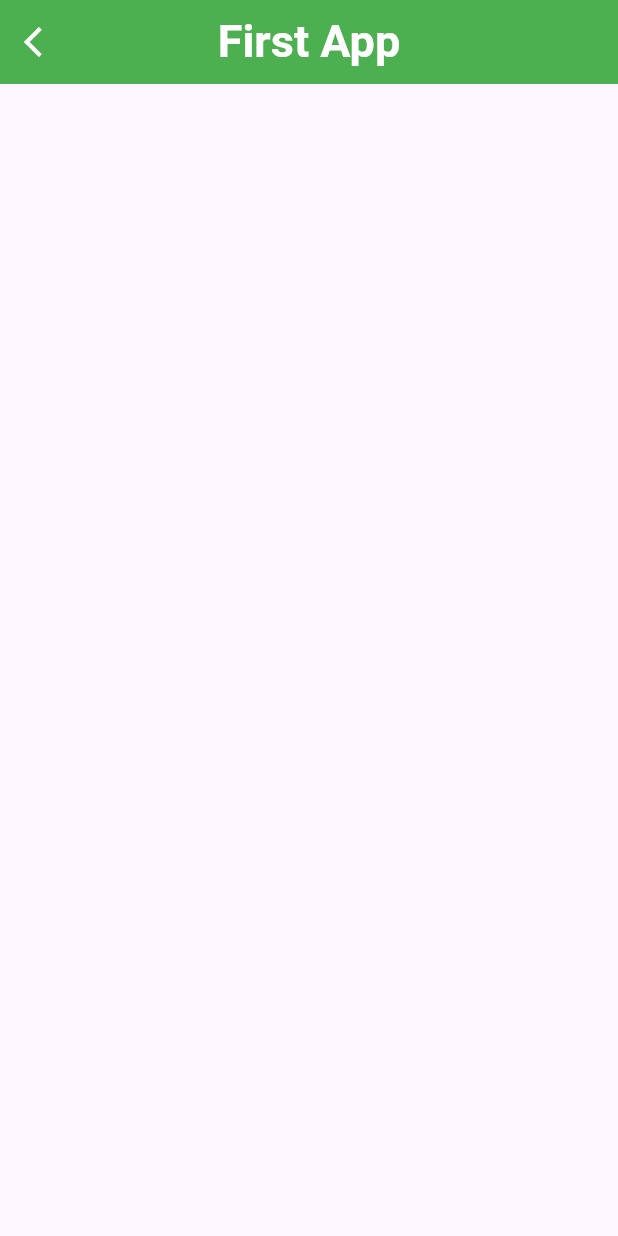
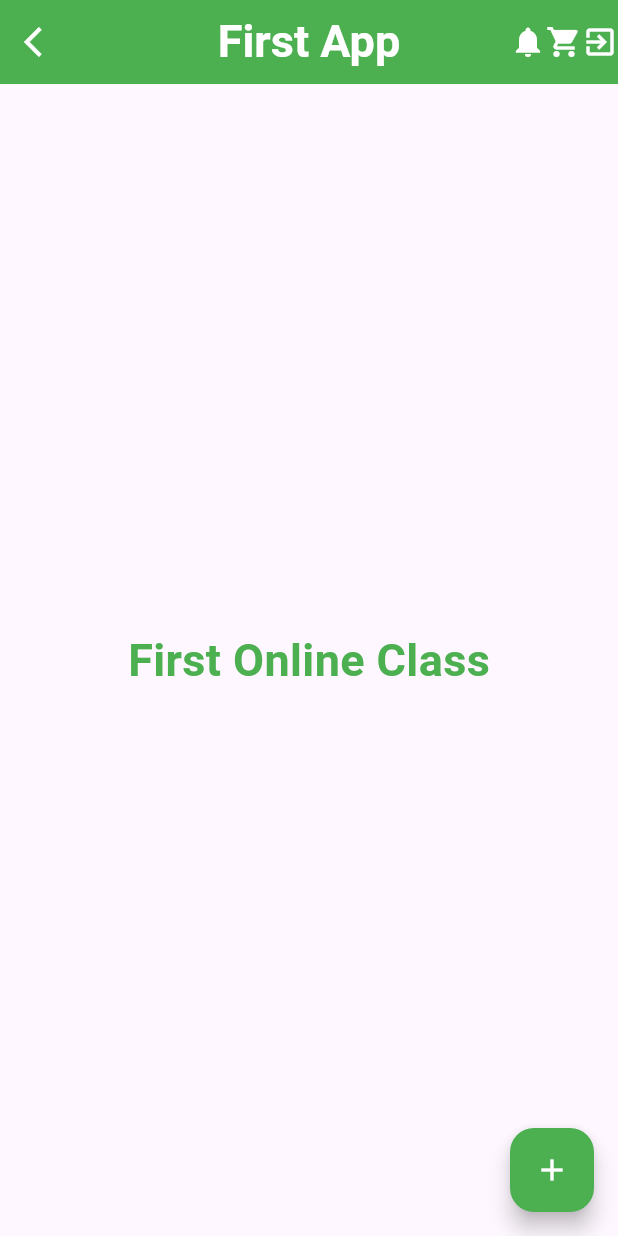
Before and after one commit to MuhammadAliKust/KamranProject, a Flutter app: the screen it shows after launch, on a phone screen of 412 x 824 dp. Run offline on Flutter 3.47's test engine with Material 3 defaults, Android fonts, the phone set to English and light mode, and no system bars.

Commit message:
Body and FAB Done

```diff
--- a/lib/main.dart
+++ b/lib/main.dart
@@ -19,7 +19,36 @@ class MyApp extends StatelessWidget {
                 color: Colors.white, fontSize: 30, fontWeight: FontWeight.bold),
           ),
           centerTitle: true,
-          leading: Icon(Icons.arrow_back_ios,color: Colors.white,),
+          leading: Icon(
+            Icons.arrow_back_ios,
+            color: Colors.white,
+          ),
+          actions: [
+            Icon(
+              Icons.notifications,
+              color: Colors.white,
+            ),
+            Icon(
+              Icons.shopping_cart,
+              color: Colors.white,
+            ),
+            Icon(
+              Icons.exit_to_app,
+              color: Colors.white,
+            ),
+          ],
+        ),
+        body: Center(
+          child: Text(
+            "First Online Class",
+            style: TextStyle(
+                fontSize: 30, color: Colors.green, fontWeight: FontWeight.bold),
+          ),
+        ),
+        floatingActionButton: FloatingActionButton(
+          onPressed: (){},
+          backgroundColor: Colors.green,
+          child: Icon(Icons.add,color: Colors.white,),
         ),
       ),
     );
```
